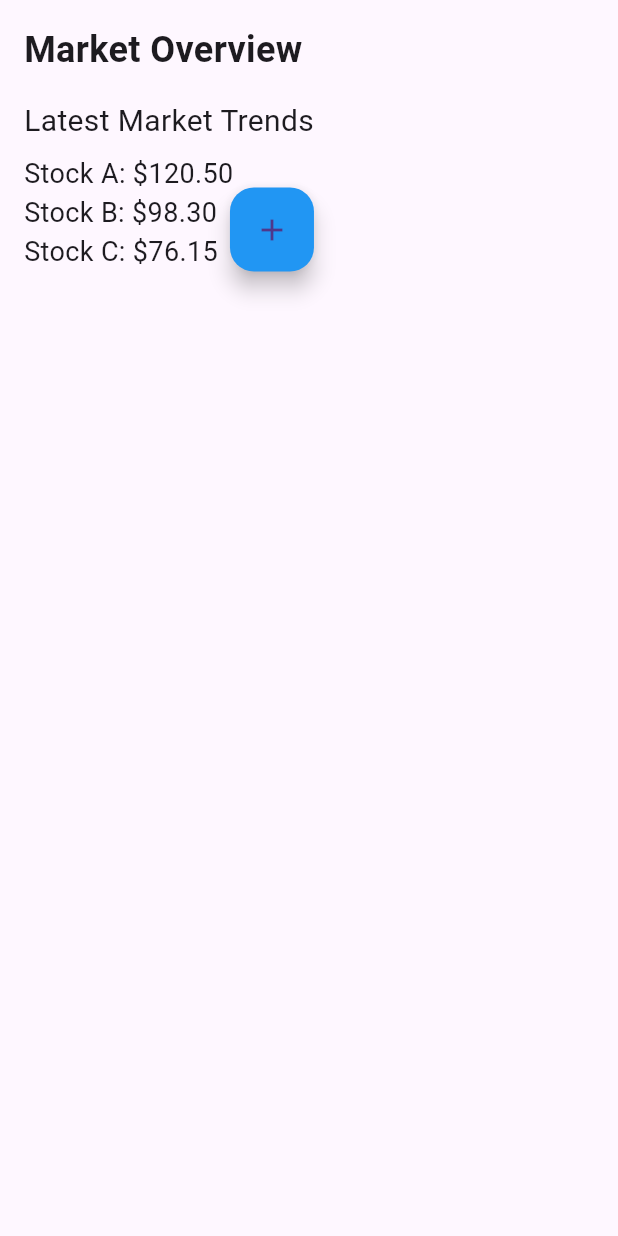
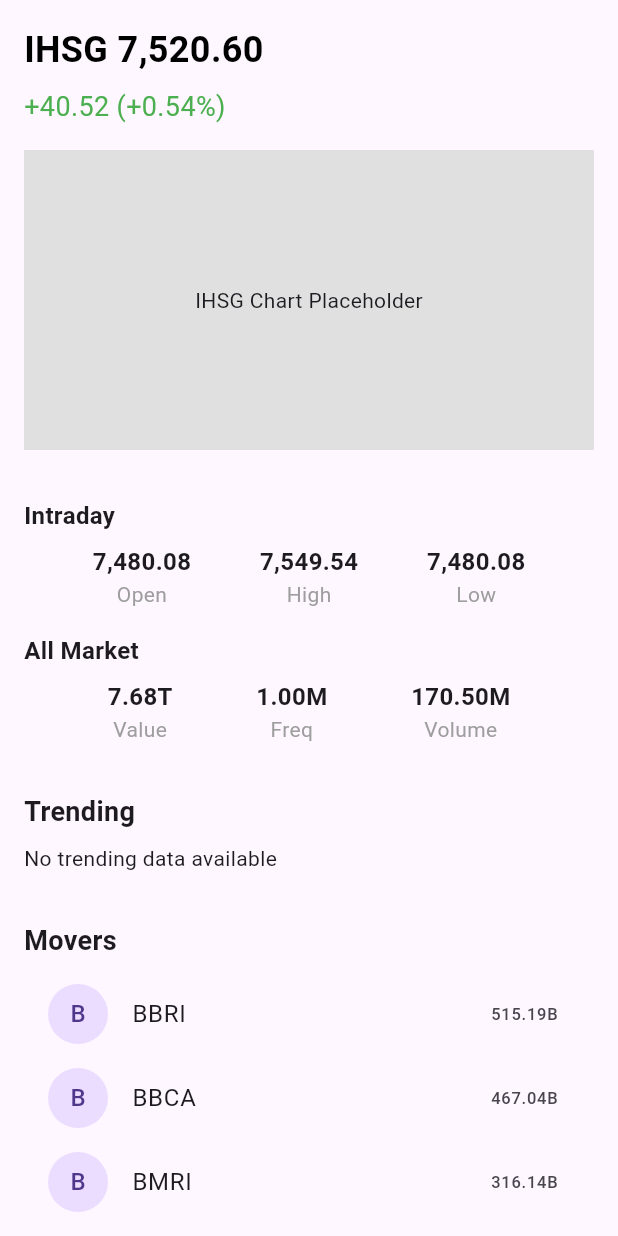
Before and after one commit to RazerArdi/FolioFinance, a Flutter app: the Market screen opened by its route, on a phone screen of 412 x 824 dp. Run offline on Flutter 3.47's test engine with Material 3 defaults, Android fonts, the phone set to English and light mode, and no system bars; our stand-ins replace animated_splash_screen, firebase_core, flutter_card_swiper, get, image_picker, page_transition and 2 more; missing offline and left inert: encrypt; accounts and stored records are empty; statements that could not run were skipped.

Commit message:
V0.3.6 - FireBase

```diff
--- a/lib/Models/stock_data.dart
+++ b/lib/Models/stock_data.dart
@@ -1,6 +1,6 @@
 class StockData {
-  final String time;  // Assuming this is a String representing the date/time
-  final double price; // Assuming this is a double for the stock price
+  final String time;
+  final double price;
 
-  StockData({required this.time, required this.price}); // Ensure you have a constructor with named parameters
+  StockData({required this.time, required this.price});
 }
--- a/lib/Services/Encrypt/aes_helper.dart
+++ b/lib/Services/Encrypt/aes_helper.dart
@@ -4,7 +4,7 @@ import 'package:encrypt/encrypt.dart';
 class Aes256Helper {
   static AesKeys generateRandomKeyAndIV() {
     final key = Key.fromSecureRandom(32); // 32 bytes for AES-256
-    final iv = IV.fromSecureRandom(16); // 16 bytes for AES-256 in GCM mode
+    final iv = IV.fromSecureRandom(16); // 16 bytes for AES-256
 
     return AesKeys(key: base64Encode(key.bytes), iv: base64Encode(iv.bytes));
   }
--- a/lib/Services/logo_service.dart
+++ b/lib/Services/logo_service.dart
@@ -1,5 +1,3 @@
-// lib/Services/logo_service.dart
-
 class LogoService {
   // This method returns the logo URL based on the stock symbol
   String getLogoUrl(String symbol) {
@@ -8,6 +6,6 @@ class LogoService {
       'GOOGL': 'https://logo.clearbit.com/google.com',
       'MSFT': 'https://logo.clearbit.com/microsoft.com',
     };
-    return logoMap[symbol] ?? 'https://via.placeholder.com/50'; // Fallback placeholder image
+    return logoMap[symbol] ?? 'https://via.placeholder.com/50';
   }
 }
--- /dev/null
+++ b/lib/Services/market_service.dart
@@ -0,0 +1,20 @@
+import 'dart:convert';
+import 'package:http/http.dart' as http;
+
+class MarketService {
+final String apiKey = '99d5fd4055f54f4d88ba1ca5de5d42cd';
+
+Future<Map<String, dynamic>> getMultipleMarketData(List<String> symbols) async {
+  final String symbolList = symbols.join(','); // Gabungkan simbol dengan koma
+  final url = Uri.parse(
+      'https://api.twelvedata.com/time_series?symbol=$symbolList&interval=1day&apikey=$apiKey'
+  );
+  final response = await http.get(url);
+
+  if (response.statusCode == 200) {
+    return jsonDecode(response.body);
+  } else {
+    throw Exception('Failed to load market data');
+  }
+}
+}
--- a/lib/View/Market.dart
+++ b/lib/View/Market.dart
@@ -1,44 +1,229 @@
-import 'package:FFinance/View/navigator.dart';
 import 'package:flutter/material.dart';
 
 class Market extends StatelessWidget {
+  final Map<String, dynamic>? marketData;
+
+  Market({this.marketData});
+
   @override
   Widget build(BuildContext context) {
     return Scaffold(
-      body: Stack(
+      body: SingleChildScrollView(
+        child: Column(
+          crossAxisAlignment: CrossAxisAlignment.start,
+          children: [
+            _buildIHSGSection(),
+            _buildDetailsSection(),
+            _buildTrendingSection(),
+            _buildMoversSection(),
+          ],
+        ),
+      ),
+    );
+  }
+
+  // Bagian IHSG Chart
+  Widget _buildIHSGSection() {
+    return Padding(
+      padding: const EdgeInsets.all(16.0),
+      child: Column(
+        crossAxisAlignment: CrossAxisAlignment.start,
         children: [
-          SingleChildScrollView(
-            child: Padding(
-              padding: const EdgeInsets.all(16.0),
-              child: Column(
-                crossAxisAlignment: CrossAxisAlignment.start,
-                children: [
-                  Text('Market Overview', style: TextStyle(fontSize: 24, fontWeight: FontWeight.bold)),
-                  SizedBox(height: 16),
-                  Text('Latest Market Trends', style: TextStyle(fontSize: 20)),
-                  SizedBox(height: 8),
-                  // Example content: Replace with actual market data
-                  Text('Stock A: \$120.50', style: TextStyle(fontSize: 18)),
-                  Text('Stock B: \$98.30', style: TextStyle(fontSize: 18)),
-                  Text('Stock C: \$76.15', style: TextStyle(fontSize: 18)),
-                  // You can add more content, charts, or widgets here
-                ],
-              ),
+          Text(
+            'IHSG 7,520.60', // Data IHSG
+            style: TextStyle(
+              fontSize: 24,
+              fontWeight: FontWeight.bold,
+              color: Colors.black,
             ),
           ),
-          Positioned(
-            bottom: 16,
-            right: 16,
-            child: FloatingActionButton(
-              onPressed: () {
-                // Action for adding a new market item or similar
-              },
-              child: Icon(Icons.add),
-              backgroundColor: Colors.blue,
+          SizedBox(height: 8),
+          Text(
+            '+40.52 (+0.54%)', // Perubahan IHSG
+            style: TextStyle(
+              fontSize: 18,
+              color: Colors.green,
+            ),
+          ),
+          SizedBox(height: 16),
+          // Placeholder untuk chart IHSG
+          Container(
+            height: 200,
+            color: Colors.grey[300],
+            child: Center(
+              child: Text(
+                  'IHSG Chart Placeholder'), // Bisa diganti dengan widget Chart
             ),
           ),
         ],
       ),
     );
   }
+
+  // Bagian detail IHSG seperti Open, High, Low, Volume
+  Widget _buildDetailsSection() {
+    return Padding(
+      padding: const EdgeInsets.all(16.0),
+      child: Column(
+        crossAxisAlignment: CrossAxisAlignment.start,
+        children: [
+          Text(
+            'Intraday',
+            style: TextStyle(
+              fontSize: 16,
+              fontWeight: FontWeight.bold,
+            ),
+          ),
+          SizedBox(height: 8),
+          Row(
+            mainAxisAlignment: MainAxisAlignment.spaceEvenly,
+            children: [
+              _buildDetailItem('Open', '7,480.08'),
+              _buildDetailItem('High', '7,549.54'),
+              _buildDetailItem('Low', '7,480.08'),
+            ],
+          ),
+          SizedBox(height: 16),
+          Text(
+            'All Market',
+            style: TextStyle(
+              fontSize: 16,
+              fontWeight: FontWeight.bold,
+            ),
+          ),
+          SizedBox(height: 8),
+          Row(
+            mainAxisAlignment: MainAxisAlignment.spaceEvenly,
+            children: [
+              _buildDetailItem('Value', '7.68T'),
+              _buildDetailItem('Freq', '1.00M'),
+              _buildDetailItem('Volume', '170.50M'),
+            ],
+          ),
+        ],
+      ),
+    );
+  }
+
+  // Helper untuk membuat tampilan detail IHSG
+  Widget _buildDetailItem(String title, String value) {
+    return Column(
+      children: [
+        Text(
+          value,
+          style: TextStyle(
+            fontSize: 16,
+            fontWeight: FontWeight.bold,
+          ),
+        ),
+        Text(
+          title,
+          style: TextStyle(fontSize: 14, color: Colors.grey),
+        ),
+      ],
+    );
+  }
+
+  List<Map<String, dynamic>> getTrendingStocks(
+      Map<String, dynamic> marketData) {
+    // Pastikan key sesuai dengan data yang dikembalikan dari API
+    if (marketData['popular_stocks'] != null &&
+        marketData['popular_stocks'] is List) {
+      return List<Map<String, dynamic>>.from(marketData['popular_stocks']);
+    } else {
+      return [];
+    }
+  }
+
+
+  // Bagian Trending Stocks
+  Widget _buildTrendingSection() {
+    return Padding(
+      padding: const EdgeInsets.all(16.0),
+      child: Column(
+        crossAxisAlignment: CrossAxisAlignment.start,
+        children: [
+          Text(
+            'Trending',
+            style: TextStyle(
+              fontSize: 18,
+              fontWeight: FontWeight.bold,
+            ),
+          ),
+          SizedBox(height: 8),
+          marketData != null && getTrendingStocks(marketData!).isNotEmpty
+              ? _buildTrendingStocks(getTrendingStocks(marketData!))
+              : Text('No trending data available'),
+          // Fallback jika data trending tidak ada
+        ],
+      ),
+    );
+  }
+
+
+  // Fungsi untuk menampilkan list trending stocks
+  Widget _buildTrendingStocks(List<Map<String, dynamic>> trendingStocks) {
+    return Column(
+      children: trendingStocks.map((stock) {
+        return ListTile(
+          leading: CircleAvatar(
+            child: Text(stock['symbol'] != null && stock['symbol']!.isNotEmpty
+                ? stock['symbol']![0]
+                : '?'),
+          ),
+          title: Text(stock['symbol'] ?? 'Unknown Symbol'),
+          trailing: Text(stock['price'].toString() ?? 'No Data'),
+        );
+      }).toList(),
+    );
+  }
+
+
+  // Bagian Movers (Top Value, Top Volume, dll)
+  Widget _buildMoversSection() {
+    return Padding(
+      padding: const EdgeInsets.all(16.0),
+      child: Column(
+        crossAxisAlignment: CrossAxisAlignment.start,
+        children: [
+          Text(
+            'Movers',
+            style: TextStyle(
+              fontSize: 18,
+              fontWeight: FontWeight.bold,
+            ),
+          ),
+          SizedBox(height: 8),
+          _buildMoversList(),
+        ],
+      ),
+    );
+  }
+
+  // Placeholder list untuk movers
+  Widget _buildMoversList() {
+    // Data movers sementara
+    final movers = [
+      {'symbol': 'BBRI', 'value': '515.19B'},
+      {'symbol': 'BBCA', 'value': '467.04B'},
+      {'symbol': 'BMRI', 'value': '316.14B'},
+    ];
+
+
+    return Column(
+      children: movers.map((mover) {
+        return ListTile(
+          leading: CircleAvatar(
+            child: Text(mover['symbol'] != null && mover['symbol']!.isNotEmpty
+                ? mover['symbol']![0]
+                : '?'), // Tampilkan '?' jika data symbol kosong atau null
+          ),
+          title: Text(mover['symbol'] ?? 'Unknown Symbol'),
+          // Jika symbol null, tampilkan 'Unknown Symbol'
+          trailing: Text(mover['value'] ??
+              'No Data'), // Jika value null, tampilkan 'No Data'
+        );
+      }).toList(),
+    );
+  }
 }
--- a/lib/main.dart
+++ b/lib/main.dart
@@ -1,8 +1,14 @@
 import 'package:flutter/material.dart';
 import 'package:get/get.dart';
-import 'Routes/app_routes.dart'; // Import your app routes
+import 'Routes/app_routes.dart';
+import 'package:firebase_core/firebase_core.dart';
+import 'firebase_options.dart';
 
-void main() {
+void main() async {
+  WidgetsFlutterBinding.ensureInitialized();
+  await Firebase.initializeApp(
+    options: DefaultFirebaseOptions.currentPlatform,
+  );
   runApp(const MyApp());
 }
 
```
Also changed, not shown: pubspec.yaml (+16 -0 lines), firebase.json (added), lib/firebase_options.dart (added), pubspec.lock, 3 other files.
